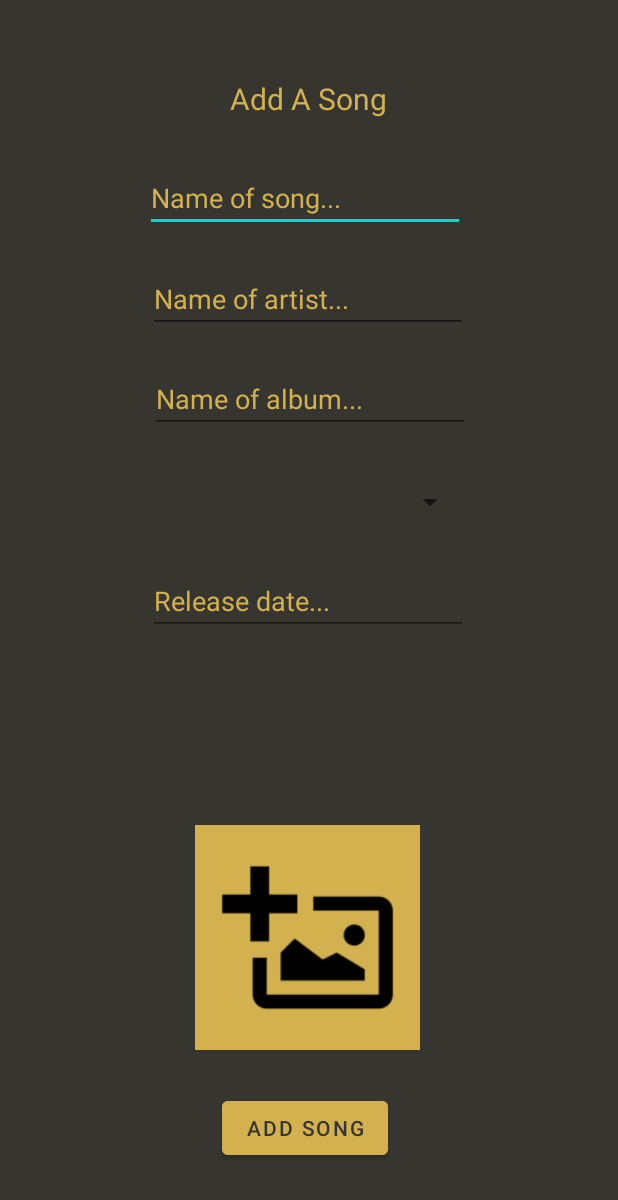
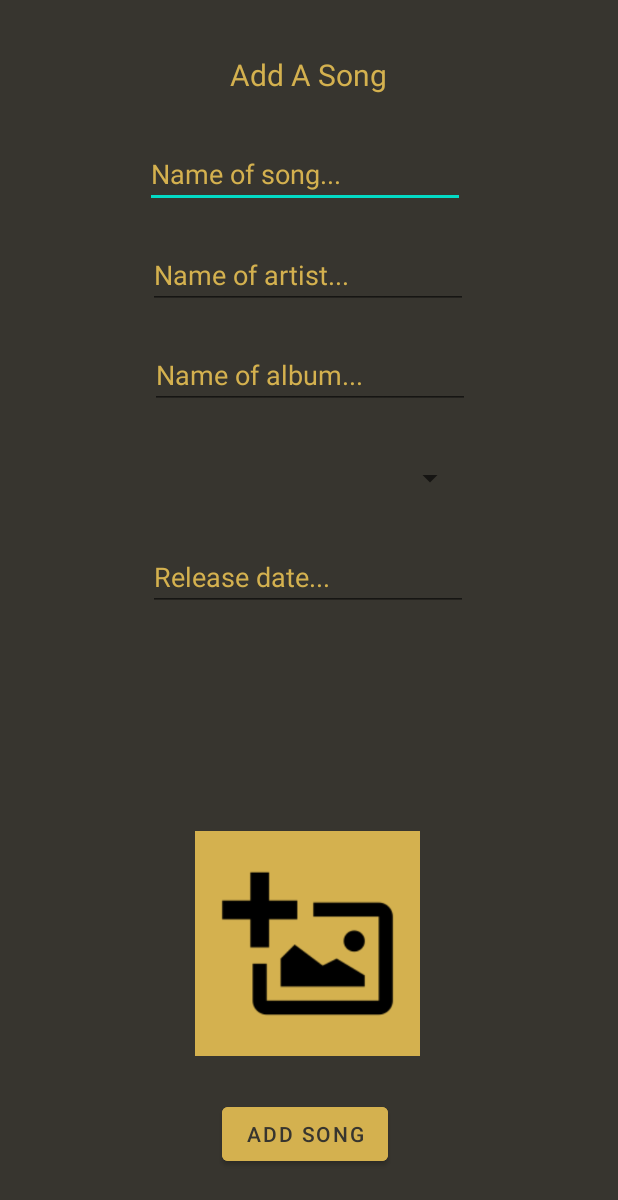
Before and after one commit to GhazyM83/Goldwing3, an Android app: the layout activity_add_song.xml on its own in the app's theme, with its tools: preview values and no code run, on a phone screen of 412 x 824 dp. Shown: the top 1200 px of the screen. Run offline under Robolectric (Android 15) with nearby library versions, the phone set to English and light mode, and no system bars.

```diff
--- a/app/src/main/res/layout/activity_add_song.xml
+++ b/app/src/main/res/layout/activity_add_song.xml
@@ -12,7 +12,7 @@
         android:layout_width="wrap_content"
         android:layout_height="wrap_content"
         android:layout_marginStart="153dp"
-        android:layout_marginTop="52dp"
+        android:layout_marginTop="36dp"
         android:layout_marginEnd="153dp"
         android:text="Add A Song"
         android:textColor="@color/gold"
@@ -119,13 +119,14 @@
         android:layout_height="wrap_content"
         android:layout_marginStart="147dp"
         android:layout_marginEnd="153dp"
-        android:layout_marginBottom="48dp"
+        android:layout_marginBottom="44dp"
         android:backgroundTint="@color/gold"
         android:onClick="add"
         android:text="Add Song"
         android:textColor="@color/dark"
         app:layout_constraintBottom_toBottomOf="parent"
         app:layout_constraintEnd_toEndOf="parent"
+        app:layout_constraintHorizontal_bias="1.0"
         app:layout_constraintStart_toStartOf="parent" />
 
 </androidx.constraintlayout.widget.ConstraintLayout>
```
Also changed, not shown: app/src/main/java/com/ghazy/goldwing3/AddCollection.java (renamed from app/src/main/java/com/ghazy/goldwing3/AddSong.java, +3 -4 lines).
